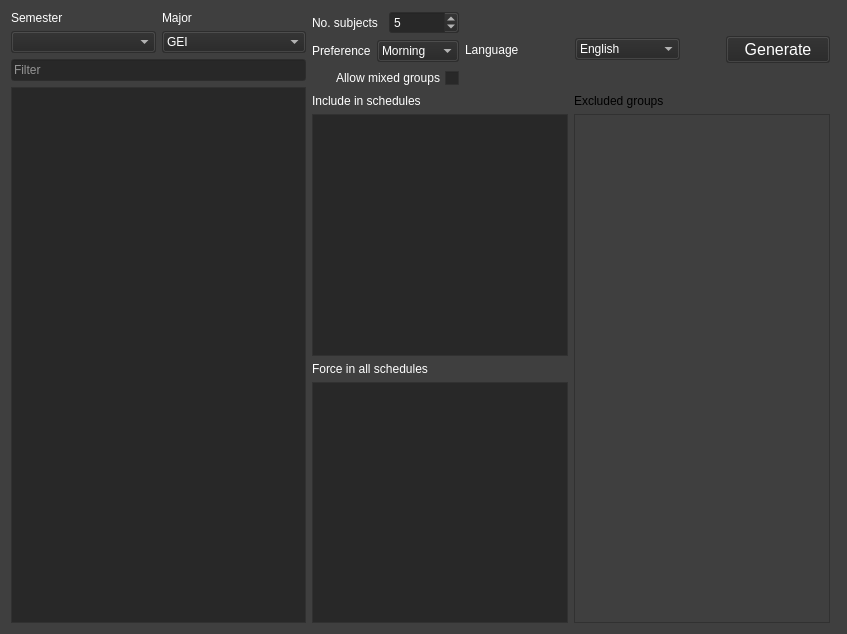
Above: ui/MyForm.ui from DarkJaslo/Horaris-FIB before the change. Below: the same form after it.
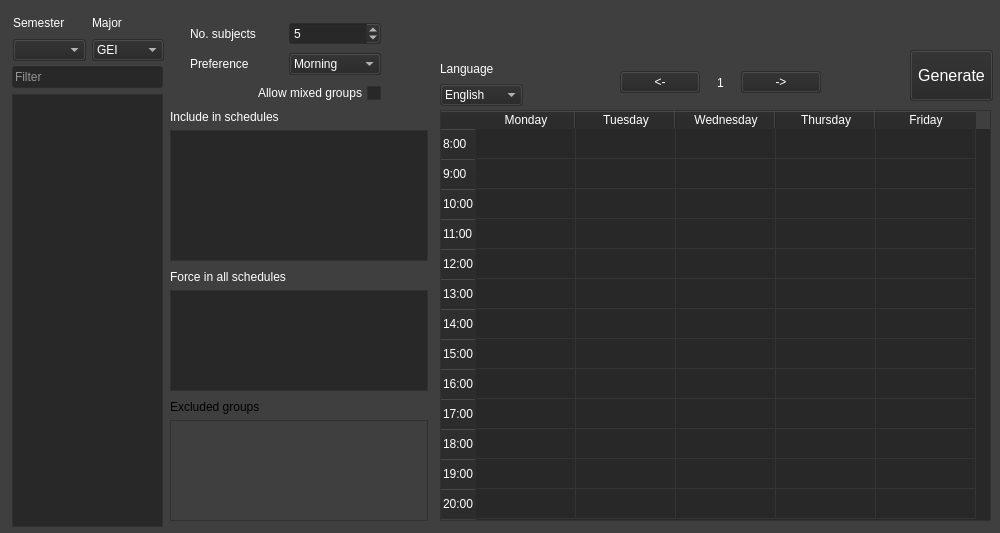
That is the form after the change. Custom widgets are drawn as their Qt base class.

Commit message: W commit Displays schedules 100% graphically Does not crash when clicking "Generate" with too little subjects (does nothing instead)

Patch:
```diff
--- a/ui/MyForm.ui
+++ b/ui/MyForm.ui
@@ -6,8 +6,8 @@
    <rect>
     <x>0</x>
     <y>0</y>
-    <width>847</width>
-    <height>634</height>
+    <width>1000</width>
+    <height>533</height>
    </rect>
   </property>
   <property name="palette">
@@ -482,16 +482,248 @@
   <property name="windowTitle">
    <string>Horaris FIB</string>
   </property>
-  <layout class="QHBoxLayout" name="horizontalLayout_7">
+  <widget class="App" name="appWidget" native="true">
+   <property name="geometry">
+    <rect>
+     <x>828</x>
+     <y>9</y>
+     <width>16</width>
+     <height>616</height>
+    </rect>
+   </property>
+  </widget>
+  <widget class="QTableWidget" name="tableWidget">
+   <property name="geometry">
+    <rect>
+     <x>440</x>
+     <y>110</y>
+     <width>551</width>
+     <height>411</height>
+    </rect>
+   </property>
+   <row>
+    <property name="text">
+     <string>8:00</string>
+    </property>
+   </row>
+   <row>
+    <property name="text">
+     <string>9:00</string>
+    </property>
+   </row>
+   <row>
+    <property name="text">
+     <string>10:00</string>
+    </property>
+   </row>
+   <row>
+    <property name="text">
+     <string>11:00</string>
+    </property>
+   </row>
+   <row>
+    <property name="text">
+     <string>12:00</string>
+    </property>
+   </row>
+   <row>
+    <property name="text">
+     <string>13:00</string>
+    </property>
+   </row>
+   <row>
+    <property name="text">
+     <string>14:00</string>
+    </property>
+   </row>
+   <row>
+    <property name="text">
+     <string>15:00</string>
+    </property>
+   </row>
+   <row>
+    <property name="text">
+     <string>16:00</string>
+    </property>
+   </row>
+   <row>
+    <property name="text">
+     <string>17:00</string>
+    </property>
+   </row>
+   <row>
+    <property name="text">
+     <string>18:00</string>
+    </property>
+   </row>
+   <row>
+    <property name="text">
+     <string>19:00</string>
+    </property>
+   </row>
+   <row>
+    <property name="text">
+     <string>20:00</string>
+    </property>
+   </row>
+   <column>
+    <property name="text">
+     <string>Monday</string>
+    </property>
+   </column>
+   <column>
+    <property name="text">
+     <string>Tuesday</string>
+    </property>
+   </column>
+   <column>
+    <property name="text">
+     <string>Wednesday</string>
+    </property>
+   </column>
+   <column>
+    <property name="text">
+     <string>Thursday</string>
+    </property>
+   </column>
+   <column>
+    <property name="text">
+     <string>Friday</string>
+    </property>
+   </column>
+   <item row="0" column="0">
+    <property name="text">
+     <string/>
+    </property>
+    <property name="textAlignment">
+     <set>AlignCenter</set>
+    </property>
+   </item>
+  </widget>
+  <widget class="QWidget" name="">
+   <property name="geometry">
+    <rect>
+     <x>440</x>
+     <y>60</y>
+     <width>83</width>
+     <height>46</height>
+    </rect>
+   </property>
+   <layout class="QVBoxLayout" name="verticalLayout_8">
    <item>
-    <layout class="QHBoxLayout" name="horizontalLayout_6">
+     <widget class="QLabel" name="label_4">
+      <property name="text">
+       <string>Language</string>
+      </property>
+     </widget>
+    </item>
      <item>
-      <layout class="QVBoxLayout" name="verticalLayout_11">
+     <widget class="QComboBox" name="comboBox_2">
        <item>
-        <layout class="QHBoxLayout" name="horizontalLayout_5">
+       <property name="text">
+        <string>English</string>
+       </property>
+      </item>
          <item>
+       <property name="text">
+        <string>Español</string>
+       </property>
+      </item>
+      <item>
+       <property name="text">
+        <string>Catala</string>
+       </property>
+      </item>
+     </widget>
+    </item>
+   </layout>
+  </widget>
+  <widget class="QWidget" name="">
+   <property name="geometry">
+    <rect>
+     <x>170</x>
+     <y>400</y>
+     <width>258</width>
+     <height>121</height>
+    </rect>
+   </property>
+   <layout class="QVBoxLayout" name="verticalLayout">
+    <item>
+     <widget class="QLabel" name="label_3">
+      <property name="enabled">
+       <bool>false</bool>
+      </property>
+      <property name="text">
+       <string>Excluded groups</string>
+      </property>
+     </widget>
+    </item>
+    <item>
+     <widget class="QListWidget" name="listExclude">
+      <property name="enabled">
+       <bool>false</bool>
+      </property>
+     </widget>
+    </item>
+   </layout>
+  </widget>
+  <widget class="QWidget" name="">
+   <property name="geometry">
+    <rect>
+     <x>170</x>
+     <y>270</y>
+     <width>258</width>
+     <height>121</height>
+    </rect>
+   </property>
           <layout class="QVBoxLayout" name="verticalLayout_2">
            <item>
+     <widget class="QLabel" name="labelAlways">
+      <property name="text">
+       <string>Force in all schedules</string>
+      </property>
+     </widget>
+    </item>
+    <item>
+     <widget class="QListWidget" name="listAlways"/>
+    </item>
+   </layout>
+  </widget>
+  <widget class="QWidget" name="">
+   <property name="geometry">
+    <rect>
+     <x>170</x>
+     <y>110</y>
+     <width>258</width>
+     <height>151</height>
+    </rect>
+   </property>
+   <layout class="QVBoxLayout" name="verticalLayout_3">
+    <item>
+     <widget class="QLabel" name="labelInclude">
+      <property name="text">
+       <string>Include in schedules</string>
+      </property>
+     </widget>
+    </item>
+    <item>
+     <widget class="QListWidget" name="listInclude"/>
+    </item>
+   </layout>
+  </widget>
+  <widget class="QWidget" name="">
+   <property name="geometry">
+    <rect>
+     <x>13</x>
+     <y>13</y>
+     <width>151</width>
+     <height>48</height>
+    </rect>
+   </property>
+   <layout class="QHBoxLayout" name="horizontalLayout_4">
+    <item>
+     <layout class="QVBoxLayout" name="verticalLayout_5">
+      <item>
             <widget class="QLabel" name="semesterLabel">
              <property name="minimumSize">
               <size>
@@ -514,10 +746,7 @@
           </layout>
          </item>
          <item>
-          <layout class="QVBoxLayout" name="verticalLayout">
-           <property name="sizeConstraint">
-            <enum>QLayout::SetMinimumSize</enum>
-           </property>
+     <layout class="QVBoxLayout" name="verticalLayout_4">
            <item>
             <widget class="QLabel" name="majorLabel">
              <property name="minimumSize">
@@ -543,8 +772,16 @@
           </layout>
          </item>
         </layout>
-       </item>
-       <item>
+  </widget>
+  <widget class="QWidget" name="">
+   <property name="geometry">
+    <rect>
+     <x>12</x>
+     <y>66</y>
+     <width>151</width>
+     <height>461</height>
+    </rect>
+   </property>
         <layout class="QVBoxLayout" name="verticalLayout_6">
          <item>
           <widget class="QLineEdit" name="lineEdit">
@@ -563,17 +800,17 @@
           </widget>
          </item>
         </layout>
-       </item>
-      </layout>
-     </item>
-     <item>
-      <layout class="QVBoxLayout" name="verticalLayout_10">
-       <item>
-        <layout class="QHBoxLayout" name="horizontalLayout_4">
-         <item>
-          <layout class="QVBoxLayout" name="verticalLayout_9">
-           <item>
-            <layout class="QVBoxLayout" name="verticalLayout_8">
+  </widget>
+  <widget class="QWidget" name="">
+   <property name="geometry">
+    <rect>
+     <x>190</x>
+     <y>20</y>
+     <width>191</width>
+     <height>86</height>
+    </rect>
+   </property>
+   <layout class="QVBoxLayout" name="verticalLayout_7">
              <item>
               <layout class="QHBoxLayout" name="horizontalLayout">
                <item>
@@ -628,8 +865,6 @@
                </item>
               </layout>
              </item>
-            </layout>
-           </item>
            <item>
             <widget class="QCheckBox" name="checkBox">
              <property name="layoutDirection">
@@ -641,51 +876,52 @@
             </widget>
            </item>
           </layout>
-         </item>
+  </widget>
+  <widget class="QWidget" name="">
+   <property name="geometry">
+    <rect>
+     <x>620</x>
+     <y>70</y>
+     <width>201</width>
+     <height>25</height>
+    </rect>
+   </property>
+   <layout class="QHBoxLayout" name="horizontalLayout_3">
          <item>
-          <widget class="QLabel" name="label_4">
+     <widget class="QPushButton" name="leftButton">
            <property name="text">
-            <string>Language</string>
+       <string>&lt;-</string>
            </property>
           </widget>
          </item>
          <item>
-          <widget class="QComboBox" name="comboBox_2">
-           <item>
+     <widget class="QLabel" name="currentSchLabel">
             <property name="text">
-             <string>English</string>
-            </property>
-           </item>
-           <item>
-            <property name="text">
-             <string>Español</string>
-            </property>
+       <string>1</string>
+      </property>
+      <property name="alignment">
+       <set>Qt::AlignCenter</set>
+      </property>
+     </widget>
            </item>
            <item>
+     <widget class="QPushButton" name="rightButton">
             <property name="text">
-             <string>Catala</string>
-            </property>
-           </item>
-          </widget>
-         </item>
-         <item>
-          <spacer name="horizontalSpacer">
-           <property name="orientation">
-            <enum>Qt::Horizontal</enum>
-           </property>
-           <property name="sizeType">
-            <enum>QSizePolicy::Minimum</enum>
-           </property>
-           <property name="sizeHint" stdset="0">
-            <size>
-             <width>40</width>
-             <height>20</height>
-            </size>
-           </property>
-          </spacer>
-         </item>
-         <item>
+       <string>-&gt;</string>
+      </property>
+     </widget>
+    </item>
+   </layout>
+  </widget>
           <widget class="QPushButton" name="pushButtonGenerate">
+   <property name="geometry">
+    <rect>
+     <x>910</x>
+     <y>50</y>
+     <width>83</width>
+     <height>51</height>
+    </rect>
+   </property>
            <property name="font">
             <font>
              <pointsize>12</pointsize>
@@ -695,74 +931,6 @@
             <string>Generate</string>
            </property>
           </widget>
-         </item>
-        </layout>
-       </item>
-       <item>
-        <layout class="QHBoxLayout" name="horizontalLayout_3">
-         <item>
-          <layout class="QVBoxLayout" name="verticalLayout_7">
-           <item>
-            <layout class="QVBoxLayout" name="verticalLayout_3">
-             <item>
-              <widget class="QLabel" name="labelInclude">
-               <property name="text">
-                <string>Include in schedules</string>
-               </property>
-              </widget>
-             </item>
-             <item>
-              <widget class="QListWidget" name="listInclude"/>
-             </item>
-            </layout>
-           </item>
-           <item>
-            <layout class="QVBoxLayout" name="verticalLayout_4">
-             <item>
-              <widget class="QLabel" name="labelAlways">
-               <property name="text">
-                <string>Force in all schedules</string>
-               </property>
-              </widget>
-             </item>
-             <item>
-              <widget class="QListWidget" name="listAlways"/>
-             </item>
-            </layout>
-           </item>
-          </layout>
-         </item>
-         <item>
-          <layout class="QVBoxLayout" name="verticalLayout_5">
-           <item>
-            <widget class="QLabel" name="label_3">
-             <property name="enabled">
-              <bool>false</bool>
-             </property>
-             <property name="text">
-              <string>Excluded groups</string>
-             </property>
-            </widget>
-           </item>
-           <item>
-            <widget class="QListWidget" name="listExclude">
-             <property name="enabled">
-              <bool>false</bool>
-             </property>
-            </widget>
-           </item>
-          </layout>
-         </item>
-        </layout>
-       </item>
-      </layout>
-     </item>
-    </layout>
-   </item>
-   <item>
-    <widget class="App" name="appWidget" native="true"/>
-   </item>
-  </layout>
  </widget>
  <customwidgets>
   <customwidget>
```
Left out of the diff: 104 changed lines with no effect on the pictures. Lines whose indentation alone changed are shown as unchanged. The commit also changes 14 other files.
